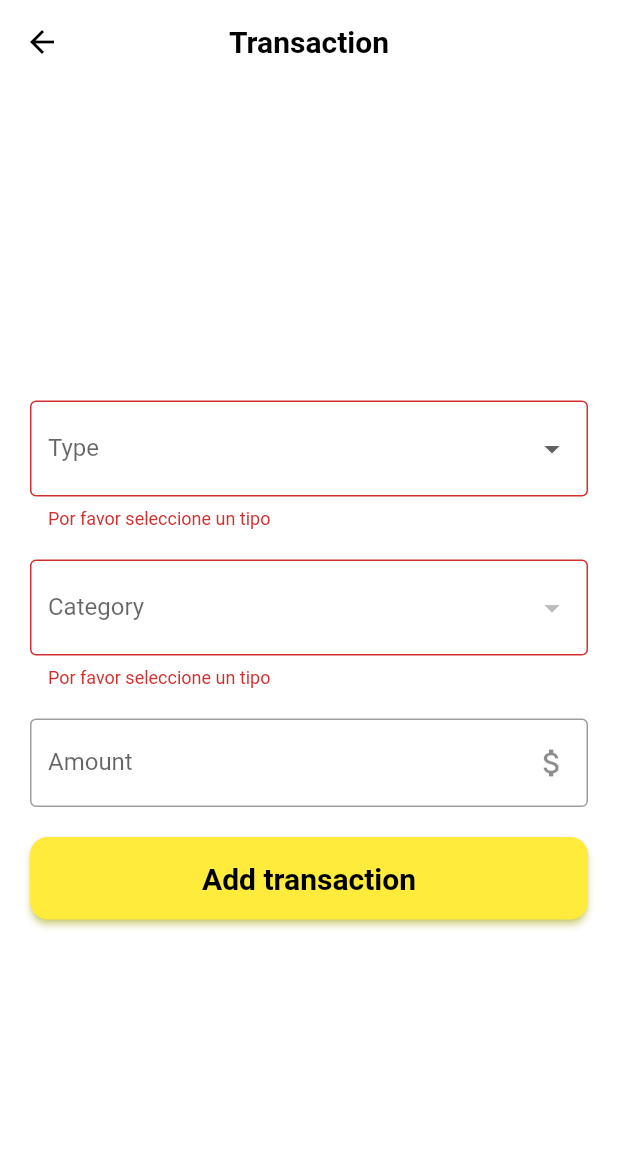
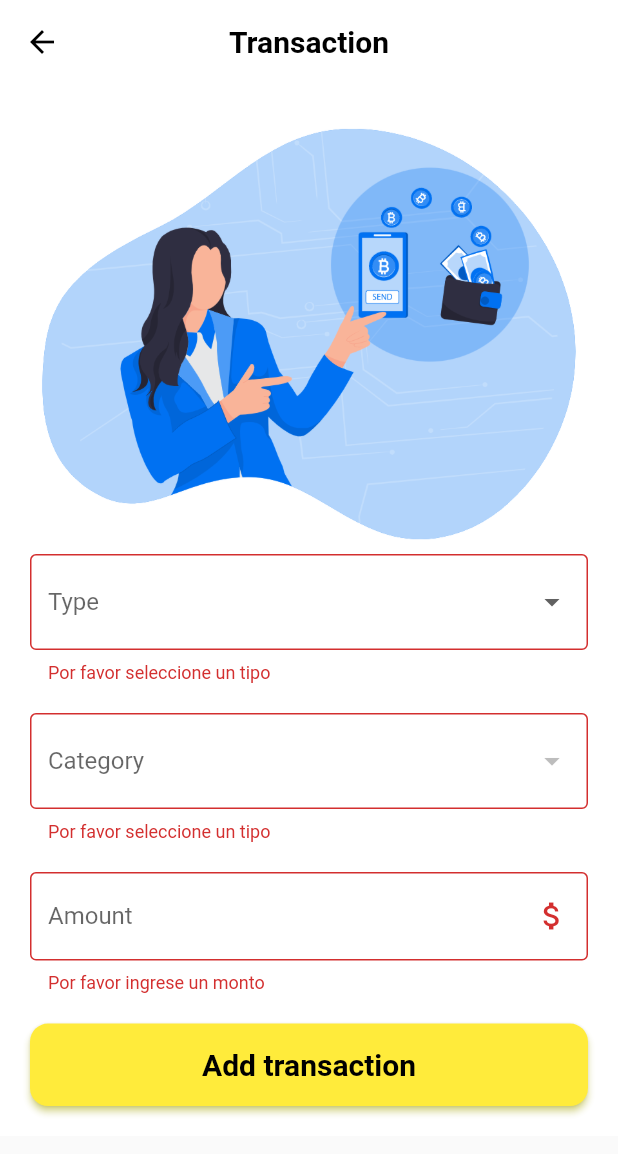
Before and after one commit to aragrevo/balance_app_flutter, a Flutter app: the _Body screen opened directly, after a tap on "Add transaction", on a phone screen of 412 x 824 dp. Shown: the top 1154 px of the screen. Run offline on Flutter 3.47's test engine with Material 2 defaults, Android fonts, the phone set to English and light mode, and no system bars; our stand-ins replace cloud_firestore, firebase_core, fl_chart, get, google_sign_in; accounts and stored records are empty.

Commit message:
feature: Save income and delete expense

```diff
--- a/lib/models/expense.dart
+++ b/lib/models/expense.dart
@@ -8,17 +8,20 @@ Expense expenseFromJson(String str) => Expense.fromJson(json.decode(str));
 String expenseToJson(Expense data) => json.encode(data.toJson());
 
 class Expense {
-  Expense(
-      {required this.cost,
-      required this.date,
-      required this.description,
-      required this.quantity,
-      this.observation});
+  Expense({
+    required this.cost,
+    required this.date,
+    required this.description,
+    required this.quantity,
+    this.observation,
+    this.id,
+  });
   int cost;
   String date;
   String description;
   int quantity;
   String? observation;
+  String? id;
 
   factory Expense.fromJson(Map<String, dynamic> json) => Expense(
         cost: json["cost"],
@@ -26,6 +29,7 @@ class Expense {
         description: json['description'].toString().split("_")[0].toCapitalize,
         quantity: json["quantity"],
         observation: json["observation"],
+        id: json["id"],
       );
 
   Map<String, dynamic> toJson() => {
--- a/lib/screens/transaction_screen.dart
+++ b/lib/screens/transaction_screen.dart
@@ -1,18 +1,9 @@
-import 'package:balance_app/controllers/balance.controller.dart';
 import 'package:balance_app/controllers/category.controller.dart';
-import 'package:balance_app/controllers/expense.controller.dart';
 import 'package:balance_app/utils/format.dart';
 import 'package:balance_app/utils/icons.dart';
+import 'package:balance_app/utils/theme_colors.dart';
 import 'package:flutter/material.dart';
 import 'package:get/get.dart';
-
-import 'package:balance_app/models/expense.dart';
-import 'package:balance_app/services/balance.service.dart';
-
-// TODO: Add animated svg
-// TODO: Add field observations
-// TODO: Save type income
-// TODO: Add icons to income
 
 class TransactionScreen extends StatelessWidget {
   TransactionScreen({Key? key}) : super(key: key);
@@ -32,14 +23,17 @@ class _Body extends StatelessWidget {
   @override
   Widget build(BuildContext context) {
     return Scaffold(
+      extendBody: true,
       appBar: AppBar(
         title: const Text('Transaction'),
         elevation: 0,
       ),
-      body: Container(
-        padding: const EdgeInsets.all(20),
-        color: Colors.white,
-        child: const _Form(),
+      body: SingleChildScrollView(
+        child: Container(
+          padding: const EdgeInsets.all(20),
+          color: Colors.white,
+          child: const _Form(),
+        ),
       ),
     );
   }
@@ -55,8 +49,8 @@ class _Form extends StatelessWidget {
     return Form(
       key: CategoryController.to.formKey,
       child: Column(
-        mainAxisAlignment: MainAxisAlignment.center,
         children: [
+          const Image(image: AssetImage('assets/images/bitcoin_transfer.png')),
           DropdownButtonFormField(
               decoration: const InputDecoration(labelText: 'Type'),
               validator: (value) {
@@ -91,13 +85,13 @@ class _Form extends StatelessWidget {
                 items: CategoryController.to.categories
                     .map((category) => DropdownMenuItem(
                           child: Row(
-                            // color: Color(0xff77839a),
                             children: [
-                              Container(
-                                child: customIcons[category['id']
+                              Icon(
+                                customIcons[category['id']
                                         .toString()
                                         .toCapitalize] ??
-                                    const Icon(Icons.accessibility_new),
+                                    Icons.shopify_rounded,
+                                color: ThemeColors.to.darkgray,
                               ),
                               const SizedBox(
                                 width: 10,
@@ -114,6 +108,30 @@ class _Form extends StatelessWidget {
                   CategoryController.to.category.value = value as String;
                 }),
           ),
+          Obx(
+            () => (CategoryController.to.category.value == 'shop')
+                ? Column(
+                    children: [
+                      const SizedBox(height: 20),
+                      TextFormField(
+                        initialValue: CategoryController.to.observation.value,
+                        onChanged: (value) =>
+                            CategoryController.to.observation.value = value,
+                        keyboardType: TextInputType.text,
+                        decoration: const InputDecoration(
+                          labelText: 'Observation',
+                          suffixIcon: Icon(Icons.shopping_bag_rounded),
+                        ),
+                        validator: (value) {
+                          if (value == null || value.isEmpty) {
+                            return 'Por favor ingrese una observación';
+                          }
+                        },
+                      ),
+                    ],
+                  )
+                : const SizedBox(),
+          ),
           const SizedBox(height: 20),
           Obx(
             () => TextFormField(
@@ -125,7 +143,7 @@ class _Form extends StatelessWidget {
                 suffixIcon: Icon(Icons.attach_money),
               ),
               validator: (value) {
-                if (value == null) {
+                if (value == null || value.isEmpty) {
                   return 'Por favor ingrese un monto';
                 }
               },
@@ -139,39 +157,13 @@ class _Form extends StatelessWidget {
                 height: 55,
                 child: Obx(
                   () => ElevatedButton(
-                    onPressed: ExpenseController.to.isSaving.value
+                    onPressed: CategoryController.to.isSaving.value
                         ? null
                         : () async {
                             if (!CategoryController.to.isValidForm()) return;
-                            if (CategoryController.to.type.value == 'revenue') {
-                              Get.snackbar('Income', 'Do not save this type');
-                              return;
-                            }
-                            final data = Expense(
-                                cost: int.parse(
-                                    CategoryController.to.amount.value),
-                                date: DateTime.now().toIso8601String(),
-                                description:
-                                    CategoryController.to.category.value,
-                                quantity: 1);
-                            final saved =
-                                await ExpenseController.to.saveExpense(data);
-                            if (!saved) return;
-                            final obj = BalanceController.to.balance;
-                            final currentMonth =
-                                BalanceService().getCurrentMonth();
-                            obj['expense']['value'] += data.cost;
-                            obj['expense']['observation'] = data.date;
-                            obj['balance']['value'] = obj['revenue']['value'] -
-                                obj['expense']['value'];
-                            obj['balance']['observation'] = data.date;
-                            await BalanceService()
-                                .saveTotals(currentMonth, obj);
-
-                            Get.back();
-                            Get.snackbar('Saved', 'Save correctly');
+                            await CategoryController.to.saveTransaction();
                           },
-                    child: ExpenseController.to.isSaving.value
+                    child: CategoryController.to.isSaving.value
                         ? const CircularProgressIndicator()
                         : const Text('Add transaction'),
                     style: ElevatedButton.styleFrom(
--- /dev/null
+++ b/lib/services/revenues.service.dart
@@ -0,0 +1,15 @@
+import 'package:cloud_firestore/cloud_firestore.dart';
+import 'package:balance_app/models/expense.dart';
+
+class RevenuesService {
+  final FirebaseFirestore _firestore = FirebaseFirestore.instance;
+
+  Future<void> addRevenue(Expense expense) async {
+    try {
+      await _firestore.collection('revenues').add(expense.toJson());
+    } catch (err) {
+      print(err);
+      rethrow;
+    }
+  }
+}
--- a/lib/utils/icons.dart
+++ b/lib/utils/icons.dart
@@ -1,21 +1,28 @@
 import 'package:flutter/material.dart';
 
-Map<String, Icon> customIcons = {
-  'Mobile': const Icon(Icons.phone_android),
-  'Groocery': const Icon(Icons.local_grocery_store_outlined),
-  'Apartment': const Icon(Icons.apartment),
-  'Apartment_fee': const Icon(Icons.apartment),
-  'Save': const Icon(Icons.monetization_on_outlined),
-  'Meat': const Icon(Icons.food_bank_outlined),
-  'Parking': const Icon(Icons.local_parking_outlined),
-  'Car': const Icon(Icons.car_repair_outlined),
-  'Moto': const Icon(Icons.motorcycle_outlined),
-  'Water': const Icon(Icons.water_drop_outlined),
-  'Internet': const Icon(Icons.wifi),
-  'Light': const Icon(Icons.light_outlined),
-  'Gas': const Icon(Icons.outdoor_grill_sharp),
-  'Tv': const Icon(Icons.tv_outlined),
-  'Admin': const Icon(Icons.admin_panel_settings_rounded),
+Map<String, IconData> customIcons = {
+  'Mobile': Icons.phone_android,
+  'Groocery': Icons.local_grocery_store_outlined,
+  'Apartment': Icons.apartment,
+  'Apartment_fee': Icons.apartment,
+  'Save': Icons.monetization_on_outlined,
+  'Meat': Icons.food_bank_outlined,
+  'Parking': Icons.local_parking_outlined,
+  'Car': Icons.car_repair_outlined,
+  'Moto': Icons.motorcycle_outlined,
+  'Water': Icons.water_drop_outlined,
+  'Internet': Icons.wifi,
+  'Light': Icons.light_outlined,
+  'Gas': Icons.outdoor_grill_sharp,
+  'Tv': Icons.tv_outlined,
+  'Admin': Icons.admin_panel_settings_rounded,
+  'Rent': Icons.real_estate_agent_rounded,
+  'Credits': Icons.chair_rounded,
+  'Salary': Icons.work_rounded,
+  'Mother': Icons.woman_rounded,
+  'Remainder': Icons.mode_of_travel_sharp,
+  'Saved': Icons.savings_rounded,
+  'Bonus': Icons.widgets_rounded,
 };
 
 Map<String, IconData> walletIcons = {
--- a/pubspec.yaml
+++ b/pubspec.yaml
@@ -64,8 +64,8 @@ flutter:
   uses-material-design: true
 
   # To add assets to your application, add an assets section, like this:
-  # assets:
-  #   - images/a_dot_burr.jpeg
+  assets:
+    - assets/images/
   #   - images/a_dot_ham.jpeg
 
   # An image asset can refer to one or more resolution-specific "variants", see
```
Also changed, not shown: lib/controllers/balance.controller.dart (+12 -0 lines), lib/controllers/category.controller.dart (+38 -0 lines), lib/screens/home_screen.dart (+2 -7 lines), lib/services/expenses.service.dart (+18 -0 lines), lib/widgets/item_card.dart (+75 -21 lines), assets/images/bitcoin_transfer.png (added).
